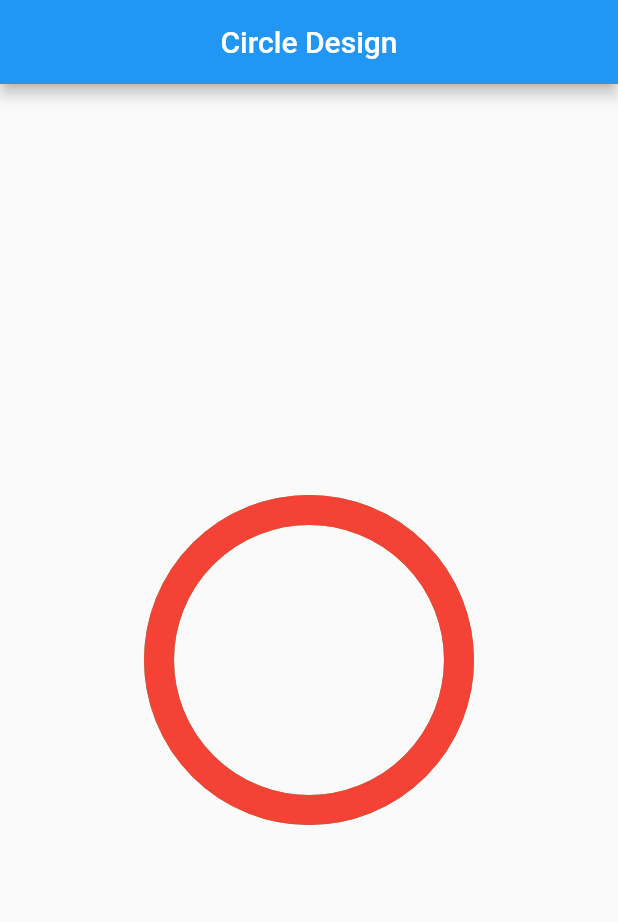
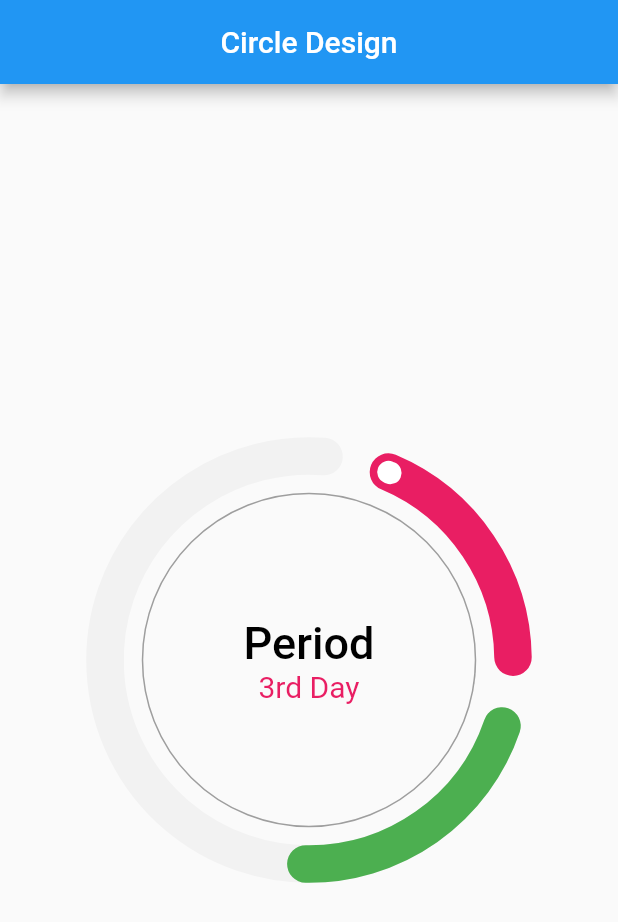
Before and after one commit to tridip898/circular_progress, a Flutter app: the screen it shows after launch, on a phone screen of 412 x 824 dp. Shown: the top 922 px of the screen. Run offline on Flutter 3.47's test engine with Material 2 defaults, Android fonts, the phone set to English and light mode, and no system bars; our stand-ins replace get.

Commit message:
design with paint done

```diff
--- a/lib/main.dart
+++ b/lib/main.dart
@@ -1,3 +1,4 @@
+import 'package:circle_design/screens/circle_with_sleek.dart';
 import 'package:circle_design/screens/home_screen.dart';
 import 'package:flutter/material.dart';
 import 'package:get/get.dart';
@@ -15,7 +16,8 @@ class MyApp extends StatelessWidget {
       debugShowCheckedModeBanner: false,
       initialRoute: '/',
       getPages: [
-        GetPage(name: '/', page: ()=>const HomeScreen())
+        GetPage(name: '/', page: ()=>const HomeScreen()),
+        GetPage(name: '/sleek', page: ()=>const CircleSleekSlider()),
       ],
     );
   }
--- a/lib/screens/home_screen.dart
+++ b/lib/screens/home_screen.dart
@@ -1,5 +1,6 @@
-import 'package:circle_design/screens/paint/progress_paint.dart';
 import 'package:flutter/material.dart';
+
+import '../paint/progress_paint.dart';
 
 class HomeScreen extends StatefulWidget {
   const HomeScreen({super.key});
@@ -23,18 +24,18 @@ class _HomeScreenState extends State<HomeScreen> {
             width: MediaQuery.of(context).size.width,
             child: CustomPaint(
               painter: ProgressPaint(),
-              // child: const SizedBox(
-              //   width: 300,
-              //   height: 300,
-              //   child: Column(
-              //     mainAxisAlignment: MainAxisAlignment.center,
-              //     crossAxisAlignment: CrossAxisAlignment.center,
-              //     children: [
-              //       Text("Title",style: TextStyle(fontSize: 35,color: Colors.black,fontWeight: FontWeight.w700),),
-              //       Text("1st Day",style: TextStyle(fontSize: 25,color: Colors.pink)),
-              //     ],
-              //   ),
-              // ),
+              child: const SizedBox(
+                width: 300,
+                height: 300,
+                child: Column(
+                  mainAxisAlignment: MainAxisAlignment.center,
+                  crossAxisAlignment: CrossAxisAlignment.center,
+                  children: [
+                    Text("Period",style: TextStyle(fontSize: 30,color: Colors.black,fontWeight: FontWeight.w500),),
+                    Text("3rd Day",style: TextStyle(fontSize: 20,color: Colors.pink)),
+                  ],
+                ),
+              ),
             ),
           ),
         ),
--- a/pubspec.yaml
+++ b/pubspec.yaml
@@ -36,6 +36,7 @@ dependencies:
   # Use with the CupertinoIcons class for iOS style icons.
   cupertino_icons: ^1.0.2
   get: ^4.6.5
+  sleek_circular_slider: ^2.0.1
 
 dev_dependencies:
   flutter_test:
```
Also changed, not shown: lib/paint/progress_paint.dart (added, +62 -0 lines), lib/screens/circle_with_sleek.dart (added, +26 -0 lines), lib/screens/paint/progress_paint.dart (deleted, +0 -69 lines), pubspec.lock.
